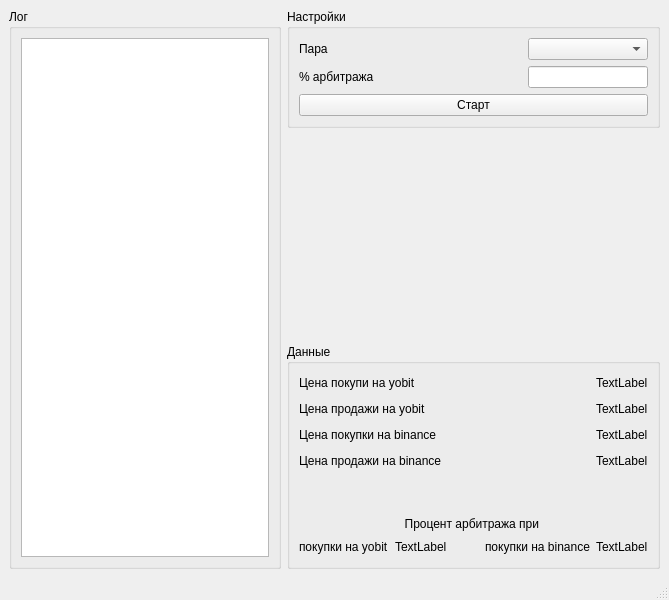
Before: the Qt Designer form view/yobit_defi_view_ui.ui in Arcane97/yobit_defi, drawn with Qt 5.
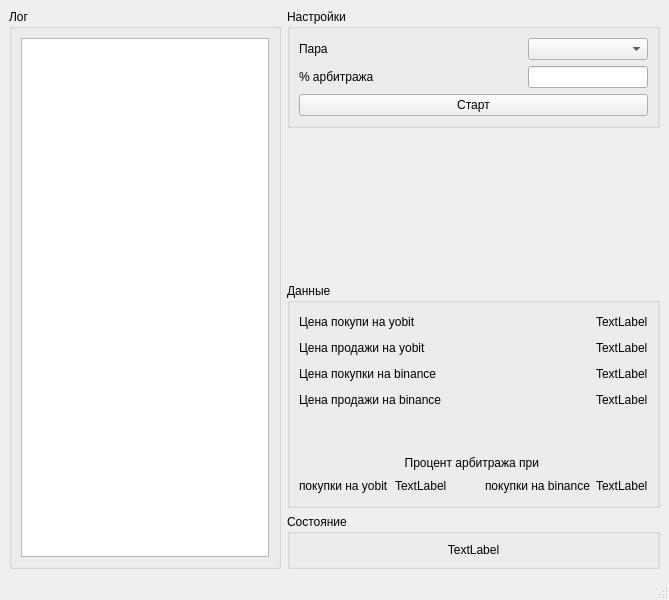
After: the same form once the commit is applied.

Commit message: Добавил состояние в гуи

```diff
--- a/view/yobit_defi_view_ui.ui
+++ b/view/yobit_defi_view_ui.ui
@@ -338,6 +338,25 @@
         </item>
        </layout>
       </item>
+      <item>
+       <widget class="QGroupBox" name="groupBox_4">
+        <property name="title">
+         <string>Состояние</string>
+        </property>
+        <layout class="QVBoxLayout" name="verticalLayout_7">
+         <item>
+          <widget class="QLabel" name="state_lbl">
+           <property name="text">
+            <string>TextLabel</string>
+           </property>
+           <property name="alignment">
+            <set>Qt::AlignCenter</set>
+           </property>
+          </widget>
+         </item>
+        </layout>
+       </widget>
+      </item>
      </layout>
     </item>
    </layout>
```
The commit also changes 1 other file.
